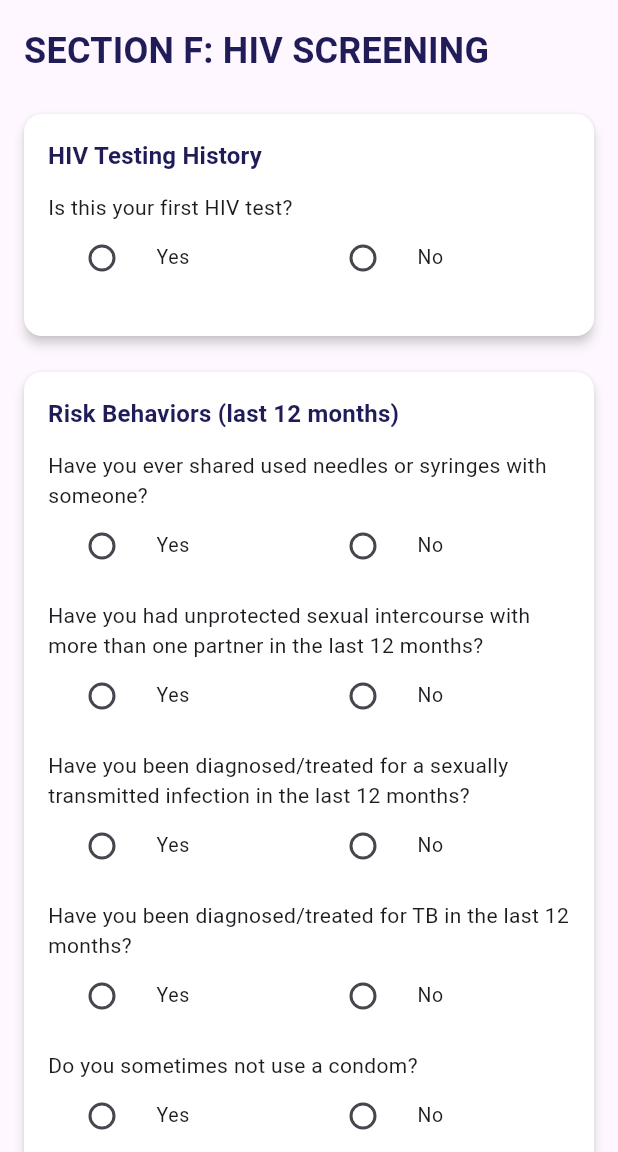
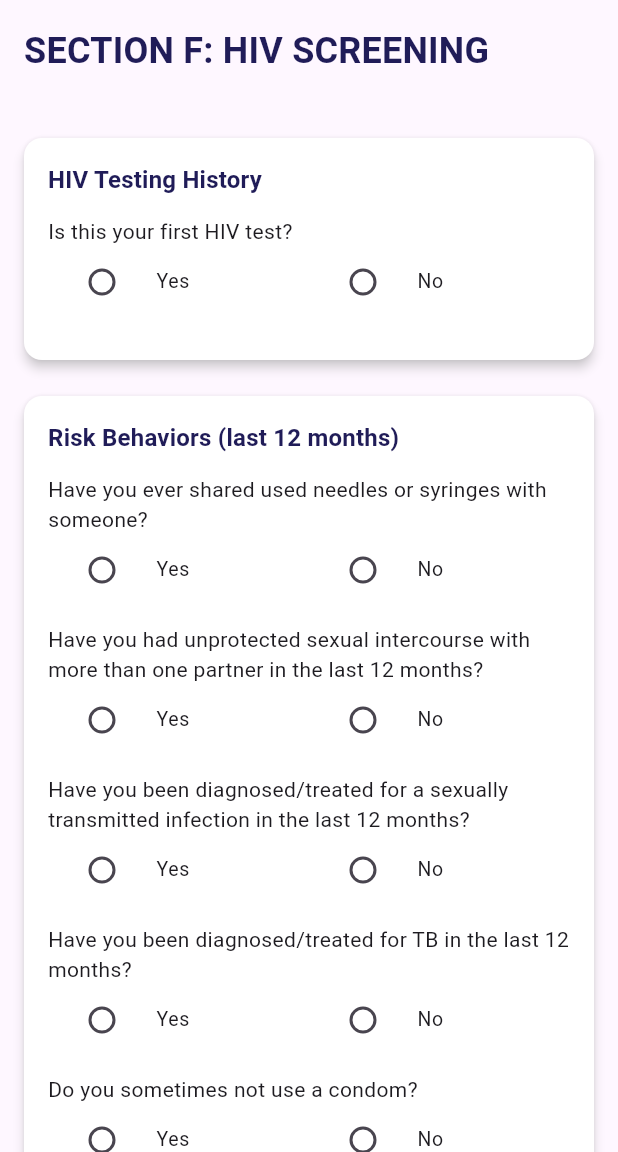
Before and after one commit to munashethedeveloper/kenwell_health_app, a Flutter app: the HIVTestScreen screen opened by its route, on a phone screen of 412 x 824 dp, the part 84-1236 px from its top. Run offline on Flutter 3.47's test engine with Material 3 defaults, Android fonts, the phone set to English and light mode, and no system bars; our stand-ins replace cloud_firestore, firebase_auth, flutter_spinbox, package_info_plus, shared_preferences, signature and 1 more; accounts and stored records are empty.

Commit message:
Refactor: Use KenwellFormPage for consistent form structure
This change introduces a reusable KenwellFormPage widget to standardize the layout and structure of various forms across the application. This reduces code duplication and improves maintainability.

Co-authored-by: munashethedeveloper <munashethedeveloper@gmail.com>

```diff
--- a/lib/ui/features/hiv_test/widgets/hiv_test_screen.dart
+++ b/lib/ui/features/hiv_test/widgets/hiv_test_screen.dart
@@ -1,14 +1,13 @@
 import 'package:flutter/material.dart';
 import 'package:provider/provider.dart';
 import 'package:kenwell_health_app/utils/input_formatters.dart';
-import '../../../shared/ui/app_bar/kenwell_app_bar.dart';
 import '../../../shared/ui/form/custom_dropdown_field.dart';
 import '../../../shared/ui/form/custom_text_field.dart';
 import '../../../shared/ui/form/custom_yes_no_question.dart';
 import '../../../shared/ui/form/kenwell_checkbox_group.dart';
 import '../../../shared/ui/form/kenwell_form_card.dart';
+import '../../../shared/ui/form/kenwell_form_page.dart';
 import '../../../shared/ui/form/kenwell_form_styles.dart';
-import '../../../shared/ui/form/kenwell_section_header.dart';
 import '../../../shared/ui/navigation/form_navigation.dart';
 import '../view_model/hiv_test_view_model.dart';
 
@@ -22,22 +21,11 @@ class HIVTestScreen extends StatelessWidget {
   Widget build(BuildContext context) {
     final viewModel = context.watch<HIVTestViewModel>();
 
-    return Scaffold(
-      appBar: const KenwellAppBar(
+    return KenwellFormPage(
       title: 'HIV Test Screening',
-        automaticallyImplyLeading: false,
-      ),
-      body: SingleChildScrollView(
-        padding: const EdgeInsets.all(16),
-        child: Form(
-          key: viewModel.formKey,
-          child: Column(
-            crossAxisAlignment: CrossAxisAlignment.start,
+      sectionTitle: 'Section F: HIV Screening',
+      formKey: viewModel.formKey,
       children: [
-              const KenwellSectionHeader(
-                title: 'Section F: HIV Screening',
-                uppercase: true,
-              ),
         KenwellFormCard(
           title: 'HIV Testing History',
           child: Column(
@@ -166,9 +154,8 @@ class HIVTestScreen extends StatelessWidget {
               const SizedBox(height: 12),
               const Text(
                 'Reasons that may have put you at risk:',
-                      style: TextStyle(
-                          fontWeight: FontWeight.bold,
-                          color: Color(0xFF201C58)),
+                style:
+                    TextStyle(fontWeight: FontWeight.bold, color: Color(0xFF201C58)),
               ),
               KenwellCheckboxGroup(
                 separator: const Divider(height: 0),
@@ -194,9 +181,6 @@ class HIVTestScreen extends StatelessWidget {
           isNextBusy: viewModel.isSubmitting,
         ),
       ],
-          ),
-        ),
-      ),
     );
   }
 
--- /dev/null
+++ b/lib/ui/shared/ui/form/kenwell_form_page.dart
@@ -0,0 +1,71 @@
+import 'package:flutter/material.dart';
+
+import '../app_bar/kenwell_app_bar.dart';
+import 'kenwell_section_header.dart';
+
+/// Reusable page shell that standardizes Kenwell form layouts.
+class KenwellFormPage extends StatelessWidget {
+  final String title;
+  final List<Widget> children;
+  final GlobalKey<FormState>? formKey;
+  final PreferredSizeWidget? appBar;
+  final EdgeInsetsGeometry padding;
+  final String? sectionTitle;
+  final bool uppercaseSectionTitle;
+  final double sectionSpacing;
+  final bool automaticallyImplyLeading;
+
+  const KenwellFormPage({
+    super.key,
+    required this.title,
+    required this.children,
+    this.formKey,
+    this.appBar,
+    this.padding = const EdgeInsets.all(16),
+    this.sectionTitle,
+    this.uppercaseSectionTitle = true,
+    this.sectionSpacing = 16,
+    this.automaticallyImplyLeading = false,
+  });
+
+  @override
+  Widget build(BuildContext context) {
+    final contentChildren = <Widget>[
+      if (sectionTitle != null) ...[
+        KenwellSectionHeader(
+          title: sectionTitle!,
+          uppercase: uppercaseSectionTitle,
+        ),
+        SizedBox(height: sectionSpacing),
+      ],
+      ...children,
+    ];
+
+    final body = SingleChildScrollView(
+      padding: padding,
+      child: formKey != null
+          ? Form(
+              key: formKey,
+              child: Column(
+                crossAxisAlignment: CrossAxisAlignment.start,
+                children: contentChildren,
+              ),
+            )
+          : Column(
+              crossAxisAlignment: CrossAxisAlignment.start,
+              children: contentChildren,
+            ),
+    );
+
+    final preferredAppBar = appBar ??
+        KenwellAppBar(
+          title: title,
+          automaticallyImplyLeading: automaticallyImplyLeading,
+        );
+
+    return Scaffold(
+      appBar: preferredAppBar,
+      body: body,
+    );
+  }
+}
```
Also changed, not shown: lib/ui/features/consent_form/widgets/consent_screen.dart (+4 -19 lines), lib/ui/features/patient/widgets/personal_details_screen.dart (+4 -18 lines), lib/ui/features/survey/widgets/survey_screen.dart (+7 -22 lines), lib/ui/features/tb_test/widgets/tb_testing_screen.dart (+3 -16 lines). Lines whose indentation alone changed are shown as unchanged.
